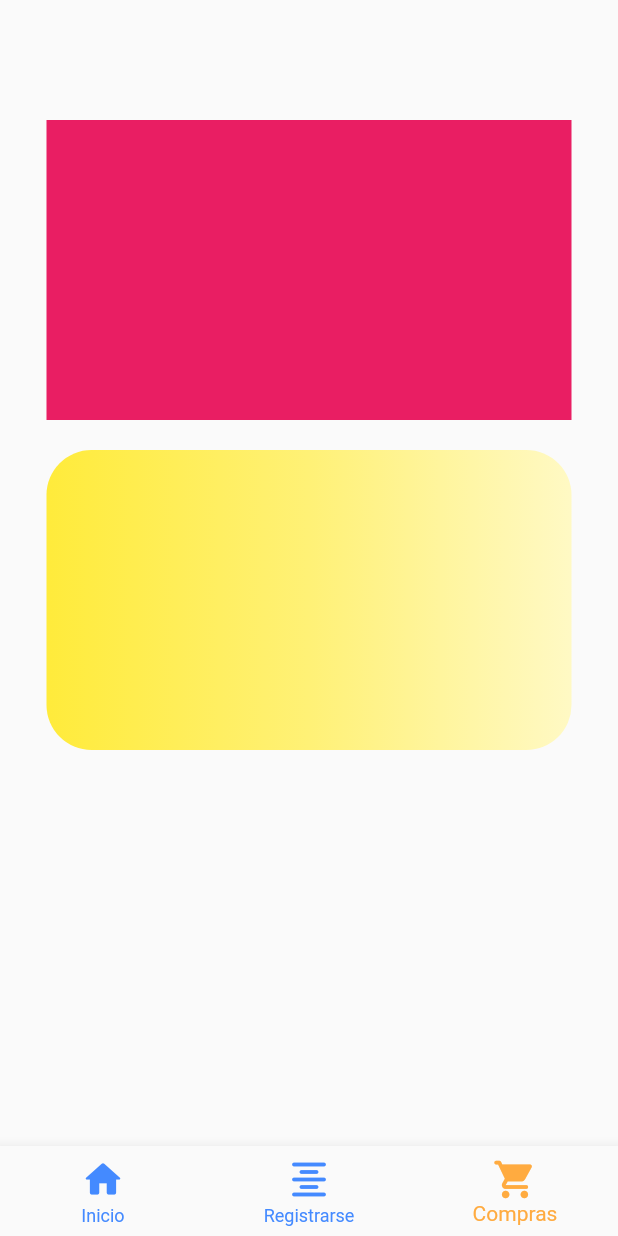
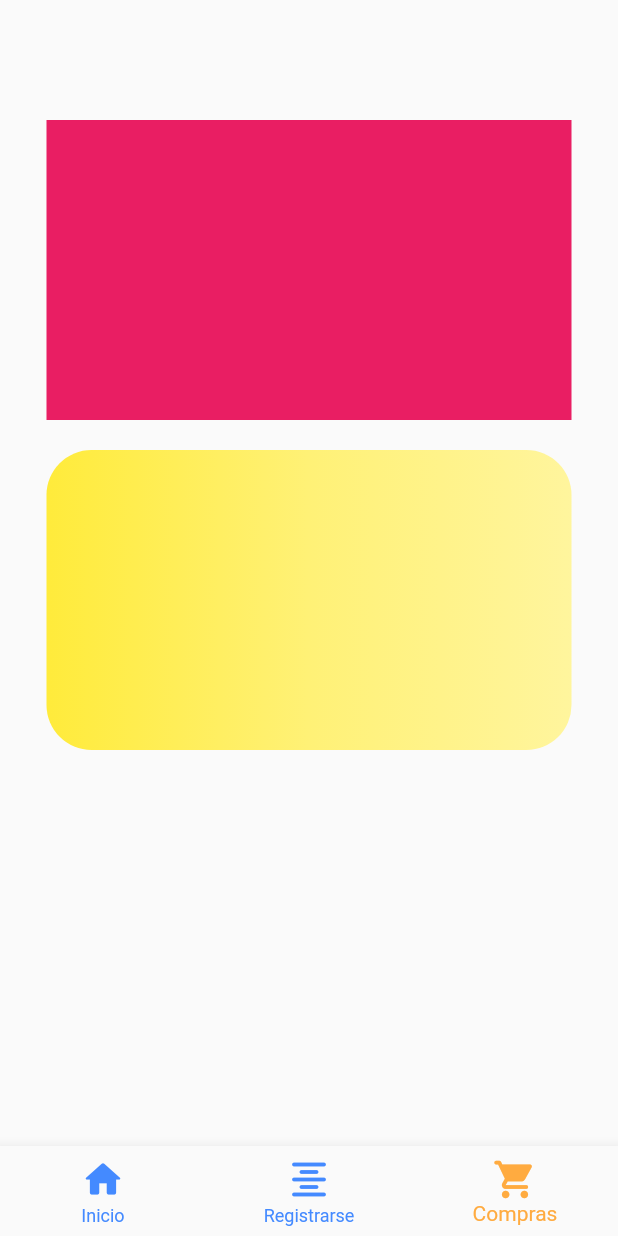
Before and after one commit to Najeragim/And_U3_7_Burger, a Flutter app: the screen it shows after launch, item 3 of the bottom bar chosen, on a phone screen of 412 x 824 dp. Run offline on Flutter 3.47's test engine with Material 2 defaults, Android fonts, the phone set to English and light mode, and no system bars.

```diff
--- a/lib/pages/third_page.dart
+++ b/lib/pages/third_page.dart
@@ -42,7 +42,7 @@ class _ThirdPageState extends State<ThirdPage> {
                   colors: [
                     Colors.yellow,
                     Colors.yellow[300],
-                    Colors.yellow[100],
+                    Colors.yellow[200],
                   ],
                 ),
               ),
```
Also changed, not shown: 1 other file.
